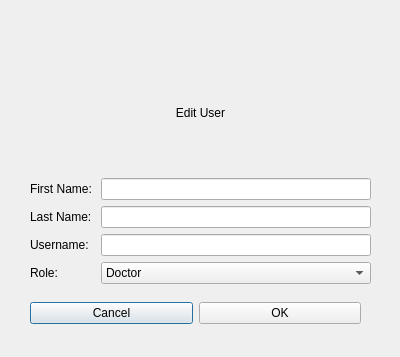
Before: the Qt Designer form edituser.ui in luigiacuna/UB-GUI-OOP-Final-Project, drawn with Qt 5.
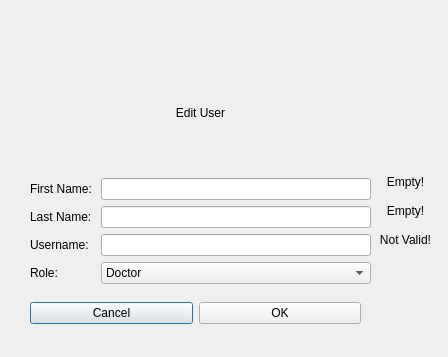
After: the same form once the commit is applied.

Commit message:
Finish Edit User & remove base class
I removed the baseclass cause it wasn't working out but i added the db class to use inheritance so like admin view is a prototype stage now

```diff
--- a/edituser.ui
+++ b/edituser.ui
@@ -6,14 +6,14 @@
    <rect>
     <x>0</x>
     <y>0</y>
-    <width>400</width>
+    <width>448</width>
     <height>357</height>
    </rect>
   </property>
   <property name="windowTitle">
    <string>Dialog</string>
   </property>
-  <widget class="QWidget" name="">
+  <widget class="QWidget" name="layoutWidget">
    <property name="geometry">
     <rect>
      <x>30</x>
@@ -39,7 +39,7 @@
     </item>
    </layout>
   </widget>
-  <widget class="QWidget" name="">
+  <widget class="QWidget" name="layoutWidget">
    <property name="geometry">
     <rect>
      <x>30</x>
@@ -132,6 +132,48 @@
     </item>
    </layout>
   </widget>
+  <widget class="QWidget" name="layoutWidget">
+   <property name="geometry">
+    <rect>
+     <x>370</x>
+     <y>170</y>
+     <width>71</width>
+     <height>81</height>
+    </rect>
+   </property>
+   <layout class="QVBoxLayout" name="verticalLayout_2">
+    <item>
+     <widget class="QLabel" name="firstNameEmptyLabel">
+      <property name="text">
+       <string>Empty!</string>
+      </property>
+      <property name="alignment">
+       <set>Qt::AlignCenter</set>
+      </property>
+     </widget>
+    </item>
+    <item>
+     <widget class="QLabel" name="lastNameEmptyLabel">
+      <property name="text">
+       <string>Empty!</string>
+      </property>
+      <property name="alignment">
+       <set>Qt::AlignCenter</set>
+      </property>
+     </widget>
+    </item>
+    <item>
+     <widget class="QLabel" name="usernameNotValidLabel">
+      <property name="text">
+       <string>Not Valid!</string>
+      </property>
+      <property name="alignment">
+       <set>Qt::AlignCenter</set>
+      </property>
+     </widget>
+    </item>
+   </layout>
+  </widget>
  </widget>
  <resources/>
  <connections/>
```
The commit also changes 8 other files.
